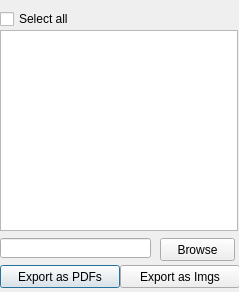
The window that ui_reffunctions.ui (enricofer/refFunctions) describes before a commit, drawn with Qt 5.
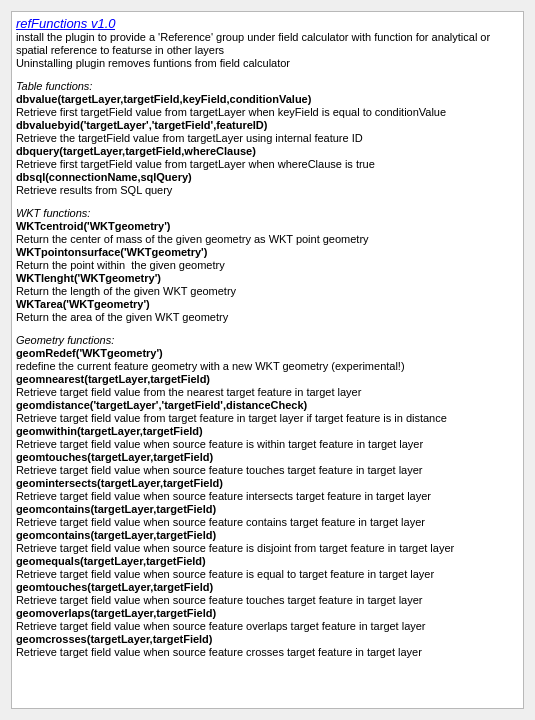
The same window after the commit.

Commit message: Helper dialog added

What changed in the file:
```diff
--- a/ui_reffunctions.ui
+++ b/ui_reffunctions.ui
@@ -6,85 +6,77 @@
    <rect>
     <x>0</x>
     <y>0</y>
-    <width>239</width>
-    <height>292</height>
+    <width>535</width>
+    <height>720</height>
    </rect>
   </property>
   <property name="windowTitle">
    <string>multiPrint</string>
   </property>
-  <widget class="QListWidget" name="composerList">
-   <property name="geometry">
-    <rect>
-     <x>0</x>
-     <y>30</y>
-     <width>238</width>
-     <height>201</height>
-    </rect>
-   </property>
-  </widget>
-  <widget class="QPushButton" name="exportAsPdf">
-   <property name="geometry">
-    <rect>
-     <x>0</x>
-     <y>265</y>
-     <width>120</width>
-     <height>23</height>
-    </rect>
-   </property>
-   <property name="text">
-    <string>Export as PDFs</string>
-   </property>
-  </widget>
-  <widget class="QPushButton" name="exportAsImg">
-   <property name="geometry">
-    <rect>
-     <x>120</x>
-     <y>265</y>
-     <width>120</width>
-     <height>23</height>
-    </rect>
-   </property>
-   <property name="text">
-    <string>Export as Imgs</string>
-   </property>
-  </widget>
-  <widget class="QCheckBox" name="checkBox">
-   <property name="geometry">
-    <rect>
-     <x>0</x>
-     <y>10</y>
-     <width>151</width>
-     <height>18</height>
-    </rect>
-   </property>
-   <property name="text">
-    <string>Select all</string>
-   </property>
-  </widget>
-  <widget class="QLineEdit" name="path">
-   <property name="geometry">
-    <rect>
-     <x>0</x>
-     <y>238</y>
-     <width>151</width>
-     <height>20</height>
-    </rect>
-   </property>
-  </widget>
-  <widget class="QPushButton" name="browse">
-   <property name="geometry">
-    <rect>
-     <x>160</x>
-     <y>238</y>
-     <width>75</width>
-     <height>23</height>
-    </rect>
-   </property>
-   <property name="text">
-    <string>Browse</string>
-   </property>
-  </widget>
+  <layout class="QHBoxLayout" name="horizontalLayout">
+   <item>
+    <widget class="QTextEdit" name="textEdit">
+     <property name="html">
+      <string>&lt;!DOCTYPE HTML PUBLIC &quot;-//W3C//DTD HTML 4.0//EN&quot; &quot;http://www.w3.org/TR/REC-html40/strict.dtd&quot;&gt;
+&lt;html&gt;&lt;head&gt;&lt;meta name=&quot;qrichtext&quot; content=&quot;1&quot; /&gt;&lt;style type=&quot;text/css&quot;&gt;
+p, li { white-space: pre-wrap; }
+&lt;/style&gt;&lt;/head&gt;&lt;body style=&quot; font-family:'MS Shell Dlg 2'; font-size:8.25pt; font-weight:400; font-style:normal;&quot;&gt;
+&lt;p style=&quot; margin-top:0px; margin-bottom:0px; margin-left:0px; margin-right:0px; -qt-block-indent:0; text-indent:0px;&quot;&gt;&lt;a href=&quot;http://geogear.wordpress.com/2014/11/13/reffunctions-v1-0/&quot;&gt;&lt;span style=&quot; font-size:10pt; font-style:italic; text-decoration: underline; color:#0000ff;&quot;&gt;refFunctions v1.0&lt;/span&gt;&lt;/a&gt;&lt;/p&gt;
+&lt;p style=&quot; margin-top:0px; margin-bottom:0px; margin-left:0px; margin-right:0px; -qt-block-indent:0; text-indent:0px;&quot;&gt;&lt;span style=&quot; font-size:8pt;&quot;&gt;install the plugin to provide a 'Reference' group under field calculator with function for analytical or spatial reference to featurse in other layers&lt;/span&gt;&lt;/p&gt;
+&lt;p style=&quot; margin-top:0px; margin-bottom:0px; margin-left:0px; margin-right:0px; -qt-block-indent:0; text-indent:0px;&quot;&gt;&lt;span style=&quot; font-size:8pt;&quot;&gt;Uninstalling plugin removes funtions from field calculator&lt;/span&gt;&lt;/p&gt;
+&lt;p style=&quot; margin-top:10px; margin-bottom:0px; margin-left:0px; margin-right:0px; -qt-block-indent:0; text-indent:0px;&quot;&gt;&lt;span style=&quot; font-size:8pt; font-style:italic;&quot;&gt;Table functions:&lt;/span&gt;&lt;/p&gt;
+&lt;p style=&quot; margin-top:0px; margin-bottom:0px; margin-left:0px; margin-right:0px; -qt-block-indent:0; text-indent:0px;&quot;&gt;&lt;span style=&quot; font-size:8pt; font-weight:600;&quot;&gt;dbvalue(targetLayer,targetField,keyField,conditionValue)&lt;/span&gt;&lt;/p&gt;
+&lt;p style=&quot; margin-top:0px; margin-bottom:0px; margin-left:0px; margin-right:0px; -qt-block-indent:0; text-indent:0px;&quot;&gt;&lt;span style=&quot; font-size:8pt;&quot;&gt;Retrieve first targetField value from targetLayer when keyField is equal to conditionValue&lt;/span&gt;&lt;/p&gt;
+&lt;p style=&quot; margin-top:0px; margin-bottom:0px; margin-left:0px; margin-right:0px; -qt-block-indent:0; text-indent:0px;&quot;&gt;&lt;span style=&quot; font-size:8pt; font-weight:600;&quot;&gt;dbvaluebyid('targetLayer','targetField',featureID)&lt;/span&gt;&lt;/p&gt;
+&lt;p style=&quot; margin-top:0px; margin-bottom:0px; margin-left:0px; margin-right:0px; -qt-block-indent:0; text-indent:0px;&quot;&gt;&lt;span style=&quot; font-size:8pt;&quot;&gt;Retrieve the targetField value from targetLayer using internal feature ID&lt;/span&gt;&lt;/p&gt;
+&lt;p style=&quot; margin-top:0px; margin-bottom:0px; margin-left:0px; margin-right:0px; -qt-block-indent:0; text-indent:0px;&quot;&gt;&lt;span style=&quot; font-size:8pt; font-weight:600;&quot;&gt;dbquery(targetLayer,targetField,whereClause)&lt;/span&gt;&lt;/p&gt;
+&lt;p style=&quot; margin-top:0px; margin-bottom:0px; margin-left:0px; margin-right:0px; -qt-block-indent:0; text-indent:0px;&quot;&gt;&lt;span style=&quot; font-size:8pt;&quot;&gt;Retrieve first targetField value from targetLayer when whereClause is true&lt;/span&gt;&lt;/p&gt;
+&lt;p style=&quot; margin-top:0px; margin-bottom:0px; margin-left:0px; margin-right:0px; -qt-block-indent:0; text-indent:0px;&quot;&gt;&lt;span style=&quot; font-size:8pt; font-weight:600;&quot;&gt;dbsql(connectionName,sqlQuery)&lt;/span&gt;&lt;/p&gt;
+&lt;p style=&quot; margin-top:0px; margin-bottom:0px; margin-left:0px; margin-right:0px; -qt-block-indent:0; text-indent:0px;&quot;&gt;&lt;span style=&quot; font-size:8pt;&quot;&gt;Retrieve results from SQL query&lt;/span&gt;&lt;/p&gt;
+&lt;p style=&quot; margin-top:10px; margin-bottom:0px; margin-left:0px; margin-right:0px; -qt-block-indent:0; text-indent:0px;&quot;&gt;&lt;span style=&quot; font-size:8pt; font-style:italic;&quot;&gt;WKT functions:&lt;/span&gt;&lt;/p&gt;
+&lt;p style=&quot; margin-top:0px; margin-bottom:0px; margin-left:0px; margin-right:0px; -qt-block-indent:0; text-indent:0px;&quot;&gt;&lt;span style=&quot; font-size:8pt; font-weight:600;&quot;&gt;WKTcentroid('WKTgeometry')&lt;/span&gt;&lt;/p&gt;
+&lt;p style=&quot; margin-top:0px; margin-bottom:0px; margin-left:0px; margin-right:0px; -qt-block-indent:0; text-indent:0px;&quot;&gt;&lt;span style=&quot; font-size:8pt;&quot;&gt;Return the center of mass of the given geometry as WKT point geometry&lt;/span&gt;&lt;/p&gt;
+&lt;p style=&quot; margin-top:0px; margin-bottom:0px; margin-left:0px; margin-right:0px; -qt-block-indent:0; text-indent:0px;&quot;&gt;&lt;span style=&quot; font-size:8pt; font-weight:600;&quot;&gt;WKTpointonsurface('WKTgeometry')&lt;/span&gt;&lt;/p&gt;
+&lt;p style=&quot; margin-top:0px; margin-bottom:0px; margin-left:0px; margin-right:0px; -qt-block-indent:0; text-indent:0px;&quot;&gt;&lt;span style=&quot; font-size:8pt;&quot;&gt;Return the point within  the given geometry&lt;/span&gt;&lt;/p&gt;
+&lt;p style=&quot; margin-top:0px; margin-bottom:0px; margin-left:0px; margin-right:0px; -qt-block-indent:0; text-indent:0px;&quot;&gt;&lt;span style=&quot; font-size:8pt; font-weight:600;&quot;&gt;WKTlenght('WKTgeometry')&lt;/span&gt;&lt;/p&gt;
+&lt;p style=&quot; margin-top:0px; margin-bottom:0px; margin-left:0px; margin-right:0px; -qt-block-indent:0; text-indent:0px;&quot;&gt;&lt;span style=&quot; font-size:8pt;&quot;&gt;Return the length of the given WKT geometry&lt;/span&gt;&lt;/p&gt;
+&lt;p style=&quot; margin-top:0px; margin-bottom:0px; margin-left:0px; margin-right:0px; -qt-block-indent:0; text-indent:0px;&quot;&gt;&lt;span style=&quot; font-size:8pt; font-weight:600;&quot;&gt;WKTarea('WKTgeometry')&lt;/span&gt;&lt;/p&gt;
+&lt;p style=&quot; margin-top:0px; margin-bottom:0px; margin-left:0px; margin-right:0px; -qt-block-indent:0; text-indent:0px;&quot;&gt;&lt;span style=&quot; font-size:8pt;&quot;&gt;Return the area of the given WKT geometry&lt;/span&gt;&lt;/p&gt;
+&lt;p style=&quot; margin-top:10px; margin-bottom:0px; margin-left:0px; margin-right:0px; -qt-block-indent:0; text-indent:0px;&quot;&gt;&lt;span style=&quot; font-size:8pt; font-style:italic;&quot;&gt;Geometry functions:&lt;/span&gt;&lt;/p&gt;
+&lt;p style=&quot; margin-top:0px; margin-bottom:0px; margin-left:0px; margin-right:0px; -qt-block-indent:0; text-indent:0px;&quot;&gt;&lt;span style=&quot; font-size:8pt; font-weight:600;&quot;&gt;geomRedef('WKTgeometry')&lt;/span&gt;&lt;/p&gt;
+&lt;p style=&quot; margin-top:0px; margin-bottom:0px; margin-left:0px; margin-right:0px; -qt-block-indent:0; text-indent:0px;&quot;&gt;&lt;span style=&quot; font-size:8pt;&quot;&gt;redefine the current feature geometry with a new WKT geometry (experimental!)&lt;/span&gt;&lt;/p&gt;
+&lt;p style=&quot; margin-top:0px; margin-bottom:0px; margin-left:0px; margin-right:0px; -qt-block-indent:0; text-indent:0px;&quot;&gt;&lt;span style=&quot; font-size:8pt; font-weight:600;&quot;&gt;geomnearest(targetLayer,targetField)&lt;/span&gt;&lt;/p&gt;
+&lt;p style=&quot; margin-top:0px; margin-bottom:0px; margin-left:0px; margin-right:0px; -qt-block-indent:0; text-indent:0px;&quot;&gt;&lt;span style=&quot; font-size:8pt;&quot;&gt;Retrieve target field value from the nearest target feature in target layer&lt;/span&gt;&lt;/p&gt;
+&lt;p style=&quot; margin-top:0px; margin-bottom:0px; margin-left:0px; margin-right:0px; -qt-block-indent:0; text-indent:0px;&quot;&gt;&lt;span style=&quot; font-size:8pt; font-weight:600;&quot;&gt;geomdistance('targetLayer','targetField',distanceCheck)&lt;/span&gt;&lt;/p&gt;
+&lt;p style=&quot; margin-top:0px; margin-bottom:0px; margin-left:0px; margin-right:0px; -qt-block-indent:0; text-indent:0px;&quot;&gt;&lt;span style=&quot; font-size:8pt;&quot;&gt;Retrieve target field value from target feature in target layer if target feature is in distance&lt;/span&gt;&lt;/p&gt;
+&lt;p style=&quot; margin-top:0px; margin-bottom:0px; margin-left:0px; margin-right:0px; -qt-block-indent:0; text-indent:0px;&quot;&gt;&lt;span style=&quot; font-size:8pt; font-weight:600;&quot;&gt;geomwithin(targetLayer,targetField)&lt;/span&gt;&lt;/p&gt;
+&lt;p style=&quot; margin-top:0px; margin-bottom:0px; margin-left:0px; margin-right:0px; -qt-block-indent:0; text-indent:0px;&quot;&gt;&lt;span style=&quot; font-size:8pt;&quot;&gt;Retrieve target field value when source feature is within target feature in target layer&lt;/span&gt;&lt;/p&gt;
+&lt;p style=&quot; margin-top:0px; margin-bottom:0px; margin-left:0px; margin-right:0px; -qt-block-indent:0; text-indent:0px;&quot;&gt;&lt;span style=&quot; font-size:8pt; font-weight:600;&quot;&gt;geomtouches(targetLayer,targetField)&lt;/span&gt;&lt;/p&gt;
+&lt;p style=&quot; margin-top:0px; margin-bottom:0px; margin-left:0px; margin-right:0px; -qt-block-indent:0; text-indent:0px;&quot;&gt;&lt;span style=&quot; font-size:8pt;&quot;&gt;Retrieve target field value when source feature touches target feature in target layer&lt;/span&gt;&lt;/p&gt;
+&lt;p style=&quot; margin-top:0px; margin-bottom:0px; margin-left:0px; margin-right:0px; -qt-block-indent:0; text-indent:0px;&quot;&gt;&lt;span style=&quot; font-size:8pt; font-weight:600;&quot;&gt;geomintersects(targetLayer,targetField)&lt;/span&gt;&lt;/p&gt;
+&lt;p style=&quot; margin-top:0px; margin-bottom:0px; margin-left:0px; margin-right:0px; -qt-block-indent:0; text-indent:0px;&quot;&gt;&lt;span style=&quot; font-size:8pt;&quot;&gt;Retrieve target field value when source feature intersects target feature in target layer&lt;/span&gt;&lt;/p&gt;
+&lt;p style=&quot; margin-top:0px; margin-bottom:0px; margin-left:0px; margin-right:0px; -qt-block-indent:0; text-indent:0px;&quot;&gt;&lt;span style=&quot; font-size:8pt; font-weight:600;&quot;&gt;geomcontains(targetLayer,targetField)&lt;/span&gt;&lt;/p&gt;
+&lt;p style=&quot; margin-top:0px; margin-bottom:0px; margin-left:0px; margin-right:0px; -qt-block-indent:0; text-indent:0px;&quot;&gt;&lt;span style=&quot; font-size:8pt;&quot;&gt;Retrieve target field value when source feature contains target feature in target layer&lt;/span&gt;&lt;/p&gt;
+&lt;p style=&quot; margin-top:0px; margin-bottom:0px; margin-left:0px; margin-right:0px; -qt-block-indent:0; text-indent:0px;&quot;&gt;&lt;span style=&quot; font-size:8pt; font-weight:600;&quot;&gt;geomcontains(targetLayer,targetField)&lt;/span&gt;&lt;/p&gt;
+&lt;p style=&quot; margin-top:0px; margin-bottom:0px; margin-left:0px; margin-right:0px; -qt-block-indent:0; text-indent:0px;&quot;&gt;&lt;span style=&quot; font-size:8pt;&quot;&gt;Retrieve target field value when source feature is disjoint from target feature in target layer&lt;/span&gt;&lt;/p&gt;
+&lt;p style=&quot; margin-top:0px; margin-bottom:0px; margin-left:0px; margin-right:0px; -qt-block-indent:0; text-indent:0px;&quot;&gt;&lt;span style=&quot; font-size:8pt; font-weight:600;&quot;&gt;geomequals(targetLayer,targetField)&lt;/span&gt;&lt;/p&gt;
+&lt;p style=&quot; margin-top:0px; margin-bottom:0px; margin-left:0px; margin-right:0px; -qt-block-indent:0; text-indent:0px;&quot;&gt;&lt;span style=&quot; font-size:8pt;&quot;&gt;Retrieve target field value when source feature is equal to target feature in target layer&lt;/span&gt;&lt;/p&gt;
+&lt;p style=&quot; margin-top:0px; margin-bottom:0px; margin-left:0px; margin-right:0px; -qt-block-indent:0; text-indent:0px;&quot;&gt;&lt;span style=&quot; font-size:8pt; font-weight:600;&quot;&gt;geomtouches(targetLayer,targetField)&lt;/span&gt;&lt;/p&gt;
+&lt;p style=&quot; margin-top:0px; margin-bottom:0px; margin-left:0px; margin-right:0px; -qt-block-indent:0; text-indent:0px;&quot;&gt;&lt;span style=&quot; font-size:8pt;&quot;&gt;Retrieve target field value when source feature touches target feature in target layer&lt;/span&gt;&lt;/p&gt;
+&lt;p style=&quot; margin-top:0px; margin-bottom:0px; margin-left:0px; margin-right:0px; -qt-block-indent:0; text-indent:0px;&quot;&gt;&lt;span style=&quot; font-size:8pt; font-weight:600;&quot;&gt;geomoverlaps(targetLayer,targetField)&lt;/span&gt;&lt;/p&gt;
+&lt;p style=&quot; margin-top:0px; margin-bottom:0px; margin-left:0px; margin-right:0px; -qt-block-indent:0; text-indent:0px;&quot;&gt;&lt;span style=&quot; font-size:8pt;&quot;&gt;Retrieve target field value when source feature overlaps target feature in target layer&lt;/span&gt;&lt;/p&gt;
+&lt;p style=&quot; margin-top:0px; margin-bottom:0px; margin-left:0px; margin-right:0px; -qt-block-indent:0; text-indent:0px;&quot;&gt;&lt;span style=&quot; font-size:8pt; font-weight:600;&quot;&gt;geomcrosses(targetLayer,targetField)&lt;/span&gt;&lt;/p&gt;
+&lt;p style=&quot; margin-top:0px; margin-bottom:0px; margin-left:0px; margin-right:0px; -qt-block-indent:0; text-indent:0px;&quot;&gt;&lt;span style=&quot; font-size:8pt;&quot;&gt;Retrieve target field value when source feature crosses target feature in target layer&lt;/span&gt;&lt;/p&gt;&lt;/body&gt;&lt;/html&gt;</string>
+     </property>
+     <property name="acceptRichText">
+      <bool>false</bool>
+     </property>
+     <property name="textInteractionFlags">
+      <set>Qt::LinksAccessibleByMouse|Qt::TextSelectableByMouse</set>
+     </property>
+    </widget>
+   </item>
+  </layout>
  </widget>
  <resources/>
  <connections/>
```
Left out of the diff: 6 changed lines with no effect on the pictures. The commit also changes 5 other files.
